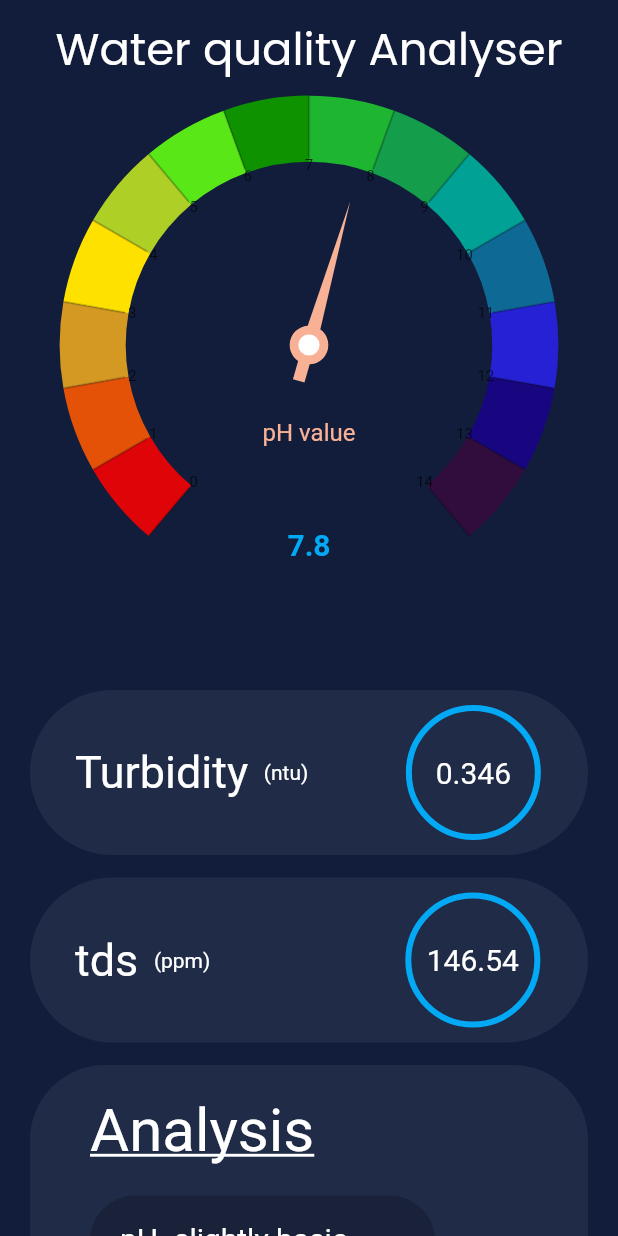
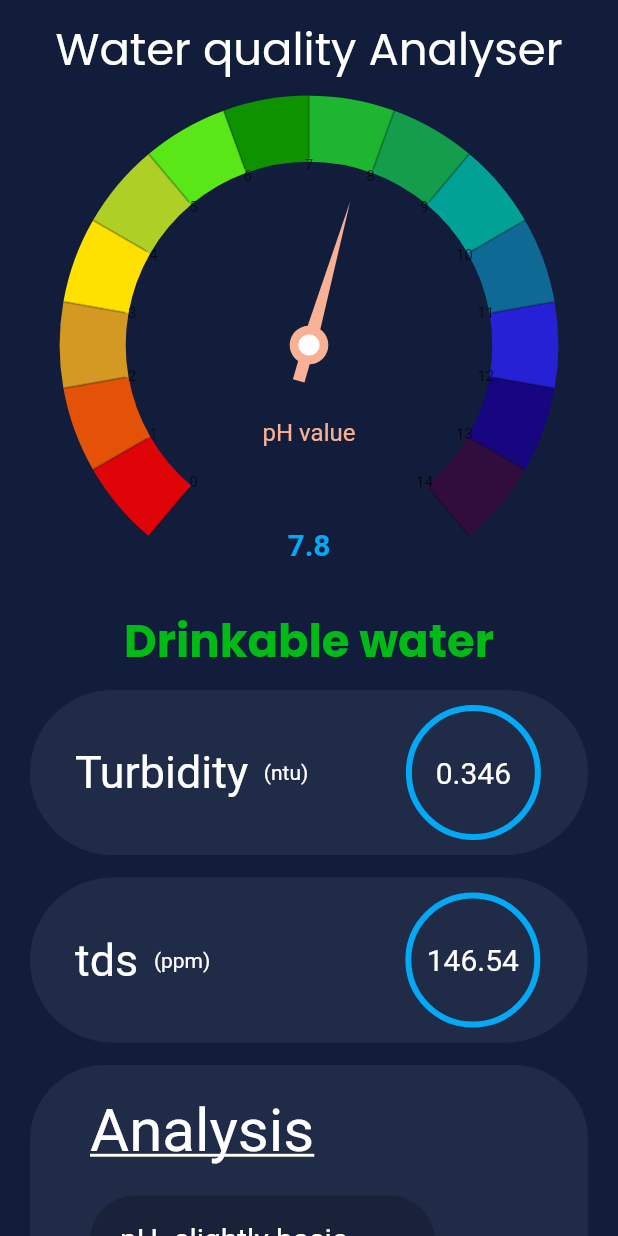
Before and after one commit to KevinOommen/InhaLake, a Flutter app: the WaterPage screen opened directly, on a phone screen of 412 x 824 dp. Run offline on Flutter 3.47's test engine with Material 2 defaults, Android fonts, the phone set to English and light mode, and no system bars; drawn by our look-alikes of syncfusion_flutter_gauges; our stand-ins replace firebase_auth, firebase_core, google_fonts, video_player; accounts and stored records are empty; network calls fail.

Commit message:
Version 3

```diff
--- a/inhalake_app/lib/UI/air_page.dart
+++ b/inhalake_app/lib/UI/air_page.dart
@@ -49,7 +49,6 @@ class _AirPageState extends State<AirPage> {
     if (_response.statusCode == 200) {
       var data = json.decode(_response.body);
       updateUi(data);
-      print(_response.statusCode);
     }
   }
 
--- a/inhalake_app/lib/UI/home.dart
+++ b/inhalake_app/lib/UI/home.dart
@@ -19,6 +19,7 @@ class _HomeScreenState extends State<HomeScreen> {
       ..initialize().then((_) {
         controller.play();
         controller.setLooping(true);
+        controller.setVolume(0.0);
       });
     super.initState();
   }
@@ -63,7 +64,7 @@ class _HomeScreenState extends State<HomeScreen> {
                             style: GoogleFonts.getFont(
                               "Poppins",
                               textStyle: TextStyle(
-                                shadows: [
+                                  shadows: [
                                     Shadow(
                                         color: Colors.black.withOpacity(0.3),
                                         offset: const Offset(15, 15),
@@ -71,7 +72,6 @@ class _HomeScreenState extends State<HomeScreen> {
                                   ],
                                   color: Color.fromARGB(255, 0, 0, 0),
                                   fontSize: 12,
-
                                   fontWeight: FontWeight.bold),
                             ),
                           ),
--- a/inhalake_app/lib/UI/water_page.dart
+++ b/inhalake_app/lib/UI/water_page.dart
@@ -19,9 +19,8 @@ class _WaterPageState extends State<WaterPage> {
   Map<String, dynamic>? listResponse;
   List realTime = [];
   int lastId = 0;
-  int tds = 0;
-  int turbidity = 0;
-  String verdict = '';
+  var tds = 0.0;
+  var turbidity = 0.0;
 
   Future fetchData() async {
     http.Response response;
@@ -33,19 +32,39 @@ class _WaterPageState extends State<WaterPage> {
         isLoaded = true;
         realTime = listResponse!["feeds"];
         lastId = listResponse!["channel"]["last_entry_id"] - 1;
-        tds = int.parse(realTime[lastId]['field2']);
-        turbidity = int.parse(realTime[lastId]['field1']);
+        turbidity = double.parse(realTime[lastId]['field2']);
+        tds = double.parse(realTime[lastId]['field1']);
       });
-      print(realTime[lastId]['field3']);
-      if (0 <= turbidity && turbidity <= 19 && tds < 500) {
-        verdict = 'Drinkable  water';
-      } else {
-        verdict = 'Not Drinkable water';
-      }
+      print(tds);
     } else {
       print('fail');
     }
   }
+
+//   Future fetchData() async {
+//     http.Response response;
+//     response = await http.get(
+//         Uri.parse('https://api.thingspeak.com/channels/2057428/feeds.json'));
+//     if (response.statusCode == 200) {
+//       listResponse = json.decode(response.body);
+//       setState(() {
+//         isLoaded = true;
+//         realTime = listResponse!["feeds"];
+//         lastId = listResponse!["channel"]["last_entry_id"] - 1;
+//         tds = int.parse(realTime[lastId]['field2']);
+//         turbidity = int.parse(realTime[lastId]['field1']);
+//         print(turbidity);
+// });
+//         if (0 <= turbidity && turbidity <= 19 && tds < 500) {
+//           verdict = 'Drinkable  water';
+//         } else {
+//           verdict = 'Not Drinkable water';
+//         }
+
+//     } else {
+//       print('fail');
+//     }
+//   }
 
   @override
   void initState() {
@@ -238,7 +257,7 @@ class _WaterPageState extends State<WaterPage> {
             ),
             Center(
               child: Text(
-                verdict,
+                'Drinkable water',
                 textAlign: TextAlign.center,
                 style: GoogleFonts.getFont(
                   "Poppins",
@@ -285,9 +304,8 @@ class _WaterPageState extends State<WaterPage> {
                         borderRadius: BorderRadius.circular(200)),
                     child: Center(
                         child: Text(
-                      isLoaded ? realTime[lastId]['field1'] : '0.346',
-                      style:
-                          const TextStyle(color: Colors.white, fontSize: 20),
+                      isLoaded ? tds.toString() : '0.346',
+                      style: const TextStyle(color: Colors.white, fontSize: 20),
                     )),
                   )
                 ],
@@ -329,7 +347,7 @@ class _WaterPageState extends State<WaterPage> {
                         borderRadius: BorderRadius.circular(200)),
                     child: Center(
                         child: Text(
-                      isLoaded ? realTime[lastId]['field2'] : '146.54',
+                      isLoaded ? turbidity.toString() : '146.54',
                       style: TextStyle(color: Colors.white, fontSize: 20),
                     )),
                   )
@@ -386,8 +404,8 @@ class _WaterPageState extends State<WaterPage> {
                               'pH- slightly basic',
                               overflow: TextOverflow.fade,
                               textAlign: TextAlign.left,
-                              style: TextStyle(
-                                  color: Colors.white, fontSize: 20),
+                              style:
+                                  TextStyle(color: Colors.white, fontSize: 20),
                             ),
                           ),
                         ),
@@ -410,8 +428,8 @@ class _WaterPageState extends State<WaterPage> {
                               'Turbidity- clean water,',
                               overflow: TextOverflow.fade,
                               textAlign: TextAlign.left,
-                              style: TextStyle(
-                                  color: Colors.white, fontSize: 20),
+                              style:
+                                  TextStyle(color: Colors.white, fontSize: 20),
                             ),
                           ),
                         ),
@@ -435,8 +453,8 @@ class _WaterPageState extends State<WaterPage> {
                               'TDS- Filtered drinking water,',
                               overflow: TextOverflow.fade,
                               textAlign: TextAlign.left,
-                              style: TextStyle(
-                                  color: Colors.white, fontSize: 20),
+                              style:
+                                  TextStyle(color: Colors.white, fontSize: 20),
                             ),
                           ),
                         ),
```
